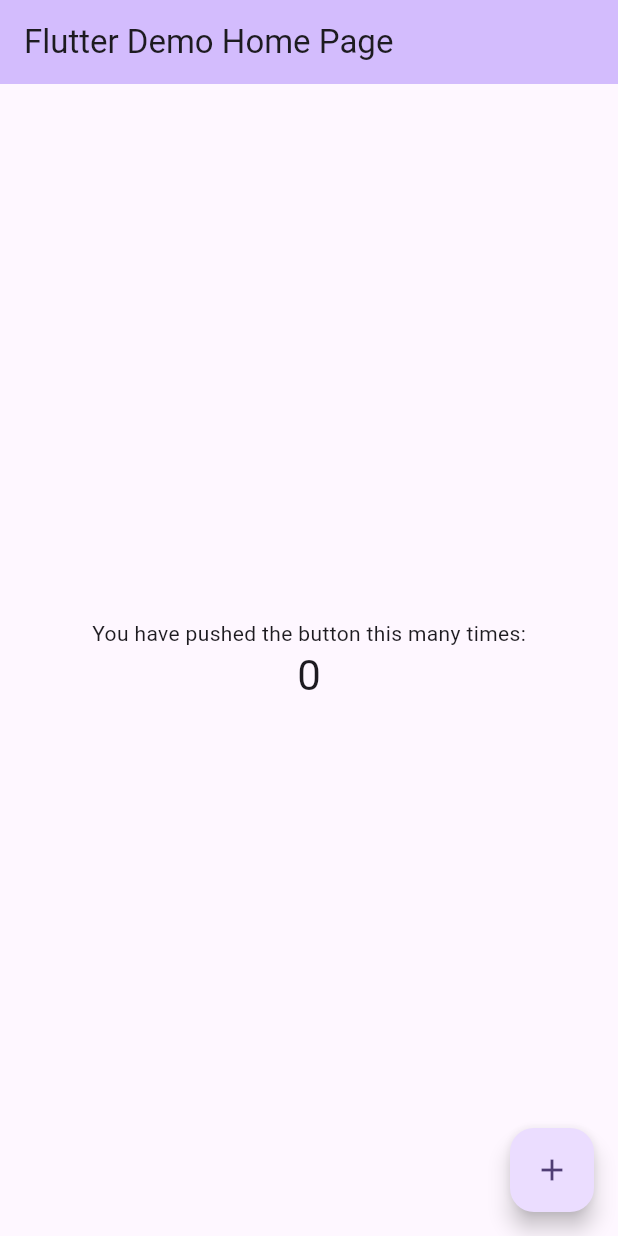
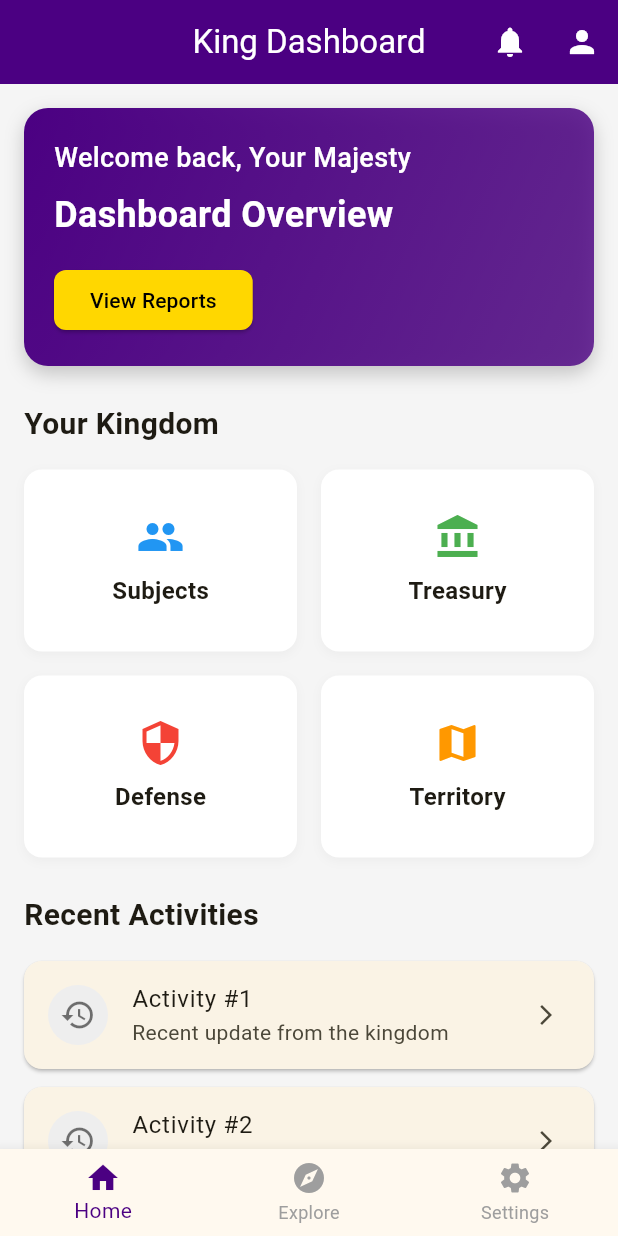
Before and after one commit to could-ai/019aa25d-a50a-74e4-b0de-bf9145ed2ac3, a Flutter app: the screen it shows after launch, on a phone screen of 412 x 824 dp. Run offline on Flutter 3.47's test engine with Material 3 defaults, Android fonts, the phone set to English and light mode, and no system bars.

Commit message:
Replaced the default counter app with the King App entry point. Configured a royal theme (Gold and Indigo), setup routing with a Splash Screen as the initial route and Home Screen as the main dashboard.; Created a SplashScreen with an animated logo and branding. It automatically navigates to the Home screen after 3 seconds.; Created the HomeScreen with a dashboard layout. Includes a welcome card, a grid menu for different app sections (Subjects, Treasury, etc.), and a list of recent activities. Uses the royal theme colors.

```diff
--- a/usr/lib/main.dart
+++ b/usr/lib/main.dart
@@ -1,120 +1,40 @@
 import 'package:flutter/material.dart';
+import 'package:couldai_user_app/screens/splash_screen.dart';
+import 'package:couldai_user_app/screens/home_screen.dart';
 
 void main() {
-  runApp(const MyApp());
+  runApp(const KingApp());
 }
 
-class MyApp extends StatelessWidget {
-  const MyApp({super.key});
+class KingApp extends StatelessWidget {
+  const KingApp({super.key});
 
-  // This widget is the root of your application.
   @override
   Widget build(BuildContext context) {
     return MaterialApp(
-      title: 'Flutter Demo',
+      title: 'King App',
       debugShowCheckedModeBanner: false,
       theme: ThemeData(
-        // This is the theme of your application.
-        //
-        // TRY THIS: Try running your application with "flutter run". You'll see
-        // the application has a purple toolbar. Then, without quitting the app,
-        // try changing the seedColor in the colorScheme below to Colors.green
-        // and then invoke "hot reload" (save your changes or press the "hot
-        // reload" button in a Flutter-supported IDE, or press "r" if you used
-        // the command line to start the app).
-        //
-        // Notice that the counter didn't reset back to zero; the application
-        // state is not lost during the reload. To reset the state, use hot
-        // restart instead.
-        //
-        // This works for code too, not just values: Most code changes can be
-        // tested with just a hot reload.
-        colorScheme: ColorScheme.fromSeed(seedColor: Colors.deepPurple),
+        useMaterial3: true,
+        colorScheme: ColorScheme.fromSeed(
+          seedColor: const Color(0xFFFFD700), // Gold
+          brightness: Brightness.light,
+          primary: const Color(0xFFFFD700),
+          secondary: const Color(0xFF4B0082), // Indigo/Royal Purple
+        ),
+        appBarTheme: const AppBarTheme(
+          centerTitle: true,
+          backgroundColor: Color(0xFF4B0082),
+          foregroundColor: Colors.white,
+          elevation: 0,
+        ),
+        scaffoldBackgroundColor: const Color(0xFFF5F5F5),
       ),
-      home: const MyHomePage(title: 'Flutter Demo Home Page'),
+      initialRoute: '/',
+      routes: {
+        '/': (context) => const SplashScreen(),
+        '/home': (context) => const HomeScreen(),
+      },
     );
   }
 }
-
-class MyHomePage extends StatefulWidget {
-  const MyHomePage({super.key, required this.title});
-
-  // This widget is the home page of your application. It is stateful, meaning
-  // that it has a State object (defined below) that contains fields that affect
-  // how it looks.
-
-  // This class is the configuration for the state. It holds the values (in this
-  // case the title) provided by the parent (in this case the App widget) and
-  // used by the build method of the State. Fields in a Widget subclass are
-  // always marked "final".
-
-  final String title;
-
-  @override
-  State<MyHomePage> createState() => _MyHomePageState();
-}
-
-class _MyHomePageState extends State<MyHomePage> {
-  int _counter = 0;
-
-  void _incrementCounter() {
-    setState(() {
-      // This call to setState tells the Flutter framework that something has
-      // changed in this State, which causes it to rerun the build method below
-      // so that the display can reflect the updated values. If we changed
-      // _counter without calling setState(), then the build method would not be
-      // called again, and so nothing would appear to happen.
-      _counter++;
-    });
-  }
-
-  @override
-  Widget build(BuildContext context) {
-    // This method is rerun every time setState is called, for instance as done
-    // by the _incrementCounter method above.
-    //
-    // The Flutter framework has been optimized to make rerunning build methods
-    // fast, so that you can just rebuild anything that needs updating rather
-    // than having to individually change instances of widgets.
-    return Scaffold(
-      appBar: AppBar(
-        // TRY THIS: Try changing the color here to a specific color (to
-        // Colors.amber, perhaps?) and trigger a hot reload to see the AppBar
-        // change color while the other colors stay the same.
-        backgroundColor: Theme.of(context).colorScheme.inversePrimary,
-        // Here we take the value from the MyHomePage object that was created by
-        // the App.build method, and use it to set our appbar title.
-        title: Text(widget.title),
-      ),
-      body: Center(
-        // Center is a layout widget. It takes a single child and positions it
-        // in the middle of the parent.
-        child: Column(
-          // Column is also a layout widget. It takes a list of children and
-          // arranges them vertically. By default, it sizes itself to fit its
-          // children horizontally, and tries to be as tall as its parent.
-          //
-          // Column has various properties to control how it sizes itself and
-          // how it positions its children. Here we use mainAxisAlignment to
-          // center the children vertically; the main axis here is the vertical
-          // axis because Columns are vertical (the cross axis would be
-          // horizontal).
-          //
-          // TRY THIS: Invoke "debug painting" (choose the "Toggle Debug Paint"
-          // action in the IDE, or press "p" in the console), to see the
-          // wireframe for each widget.
-          mainAxisAlignment: MainAxisAlignment.center,
-          children: <Widget>[
-            const Text('You have pushed the button this many times:'),
-            Text('$_counter', style: Theme.of(context).textTheme.headlineMedium),
-          ],
-        ),
-      ),
-      floatingActionButton: FloatingActionButton(
-        onPressed: _incrementCounter,
-        tooltip: 'Increment',
-        child: const Icon(Icons.add),
-      ), // This trailing comma makes auto-formatting nicer for build methods.
-    );
-  }
-}
--- /dev/null
+++ b/usr/lib/screens/home_screen.dart
@@ -0,0 +1,208 @@
+import 'package:flutter/material.dart';
+
+class HomeScreen extends StatelessWidget {
+  const HomeScreen({super.key});
+
+  @override
+  Widget build(BuildContext context) {
+    return Scaffold(
+      appBar: AppBar(
+        title: const Text('King Dashboard'),
+        actions: [
+          IconButton(
+            icon: const Icon(Icons.notifications),
+            onPressed: () {},
+          ),
+          IconButton(
+            icon: const Icon(Icons.person),
+            onPressed: () {},
+          ),
+        ],
+      ),
+      body: SingleChildScrollView(
+        padding: const EdgeInsets.all(16.0),
+        child: Column(
+          crossAxisAlignment: CrossAxisAlignment.start,
+          children: [
+            _buildWelcomeCard(context),
+            const SizedBox(height: 24),
+            const Text(
+              'Your Kingdom',
+              style: TextStyle(
+                fontSize: 20,
+                fontWeight: FontWeight.bold,
+              ),
+            ),
+            const SizedBox(height: 16),
+            _buildGridMenu(context),
+            const SizedBox(height: 24),
+            const Text(
+              'Recent Activities',
+              style: TextStyle(
+                fontSize: 20,
+                fontWeight: FontWeight.bold,
+              ),
+            ),
+            const SizedBox(height: 16),
+            _buildActivityList(),
+          ],
+        ),
+      ),
+      bottomNavigationBar: BottomNavigationBar(
+        selectedItemColor: Theme.of(context).colorScheme.secondary,
+        unselectedItemColor: Colors.grey,
+        currentIndex: 0,
+        items: const [
+          BottomNavigationBarItem(
+            icon: Icon(Icons.home),
+            label: 'Home',
+          ),
+          BottomNavigationBarItem(
+            icon: Icon(Icons.explore),
+            label: 'Explore',
+          ),
+          BottomNavigationBarItem(
+            icon: Icon(Icons.settings),
+            label: 'Settings',
+          ),
+        ],
+      ),
+    );
+  }
+
+  Widget _buildWelcomeCard(BuildContext context) {
+    return Container(
+      width: double.infinity,
+      padding: const EdgeInsets.all(20),
+      decoration: BoxDecoration(
+        gradient: LinearGradient(
+          colors: [
+            Theme.of(context).colorScheme.secondary,
+            Theme.of(context).colorScheme.secondary.withOpacity(0.8),
+          ],
+          begin: Alignment.topLeft,
+          end: Alignment.bottomRight,
+        ),
+        borderRadius: BorderRadius.circular(16),
+        boxShadow: [
+          BoxShadow(
+            color: Colors.black.withOpacity(0.2),
+            blurRadius: 10,
+            offset: const Offset(0, 5),
+          ),
+        ],
+      ),
+      child: Column(
+        crossAxisAlignment: CrossAxisAlignment.start,
+        children: [
+          const Text(
+            'Welcome back, Your Majesty',
+            style: TextStyle(
+              color: Colors.white,
+              fontSize: 18,
+              fontWeight: FontWeight.w500,
+            ),
+          ),
+          const SizedBox(height: 8),
+          const Text(
+            'Dashboard Overview',
+            style: TextStyle(
+              color: Colors.white,
+              fontSize: 24,
+              fontWeight: FontWeight.bold,
+            ),
+          ),
+          const SizedBox(height: 16),
+          ElevatedButton(
+            onPressed: () {},
+            style: ElevatedButton.styleFrom(
+              backgroundColor: const Color(0xFFFFD700), // Gold
+              foregroundColor: Colors.black,
+              shape: RoundedRectangleBorder(
+                borderRadius: BorderRadius.circular(8),
+              ),
+            ),
+            child: const Text('View Reports'),
+          ),
+        ],
+      ),
+    );
+  }
+
+  Widget _buildGridMenu(BuildContext context) {
+    final List<Map<String, dynamic>> menuItems = [
+      {'icon': Icons.people, 'label': 'Subjects', 'color': Colors.blue},
+      {'icon': Icons.account_balance, 'label': 'Treasury', 'color': Colors.green},
+      {'icon': Icons.security, 'label': 'Defense', 'color': Colors.red},
+      {'icon': Icons.map, 'label': 'Territory', 'color': Colors.orange},
+    ];
+
+    return GridView.builder(
+      shrinkWrap: true,
+      physics: const NeverScrollableScrollPhysics(),
+      gridDelegate: const SliverGridDelegateWithFixedCrossAxisCount(
+        crossAxisCount: 2,
+        crossAxisSpacing: 16,
+        mainAxisSpacing: 16,
+        childAspectRatio: 1.5,
+      ),
+      itemCount: menuItems.length,
+      itemBuilder: (context, index) {
+        return Container(
+          decoration: BoxDecoration(
+            color: Colors.white,
+            borderRadius: BorderRadius.circular(12),
+            boxShadow: [
+              BoxShadow(
+                color: Colors.grey.withOpacity(0.1),
+                blurRadius: 5,
+                offset: const Offset(0, 2),
+              ),
+            ],
+          ),
+          child: Column(
+            mainAxisAlignment: MainAxisAlignment.center,
+            children: [
+              Icon(
+                menuItems[index]['icon'],
+                size: 32,
+                color: menuItems[index]['color'],
+              ),
+              const SizedBox(height: 8),
+              Text(
+                menuItems[index]['label'],
+                style: const TextStyle(
+                  fontWeight: FontWeight.bold,
+                  fontSize: 16,
+                ),
+              ),
+            ],
+          ),
+        );
+      },
+    );
+  }
+
+  Widget _buildActivityList() {
+    return ListView.builder(
+      shrinkWrap: true,
+      physics: const NeverScrollableScrollPhysics(),
+      itemCount: 3,
+      itemBuilder: (context, index) {
+        return Card(
+          margin: const EdgeInsets.only(bottom: 12),
+          shape: RoundedRectangleBorder(borderRadius: BorderRadius.circular(12)),
+          child: ListTile(
+            leading: CircleAvatar(
+              backgroundColor: Colors.grey[200],
+              child: const Icon(Icons.history, color: Colors.black54),
+            ),
+            title: Text('Activity #${index + 1}'),
+            subtitle: const Text('Recent update from the kingdom'),
+            trailing: const Icon(Icons.arrow_forward_ios, size: 16),
+          ),
+        );
+      },
+    );
+  }
+}
--- /dev/null
+++ b/usr/lib/screens/splash_screen.dart
@@ -0,0 +1,85 @@
+import 'package:flutter/material.dart';
+import 'dart:async';
+
+class SplashScreen extends StatefulWidget {
+  const SplashScreen({super.key});
+
+  @override
+  State<SplashScreen> createState() => _SplashScreenState();
+}
+
+class _SplashScreenState extends State<SplashScreen> with SingleTickerProviderStateMixin {
+  late AnimationController _controller;
+  late Animation<double> _animation;
+
+  @override
+  void initState() {
+    super.initState();
+    _controller = AnimationController(
+      duration: const Duration(seconds: 2),
+      vsync: this,
+    )..forward();
+
+    _animation = CurvedAnimation(
+      parent: _controller,
+      curve: Curves.easeOutBack,
+    );
+
+    Timer(const Duration(seconds: 3), () {
+      Navigator.of(context).pushReplacementNamed('/home');
+    });
+  }
+
+  @override
+  void dispose() {
+    _controller.dispose();
+    super.dispose();
+  }
+
+  @override
+  Widget build(BuildContext context) {
+    return Scaffold(
+      backgroundColor: Theme.of(context).colorScheme.secondary,
+      body: Center(
+        child: Column(
+          mainAxisAlignment: MainAxisAlignment.center,
+          children: [
+            ScaleTransition(
+              scale: _animation,
+              child: const Icon(
+                Icons.emoji_events, // Crown-like or Trophy icon
+                size: 100,
+                color: Color(0xFFFFD700), // Gold
+              ),
+            ),
+            const SizedBox(height: 20),
+            FadeTransition(
+              opacity: _animation,
+              child: const Text(
+                'KING APP',
+                style: TextStyle(
+                  fontSize: 32,
+                  fontWeight: FontWeight.bold,
+                  color: Colors.white,
+                  letterSpacing: 2.0,
+                ),
+              ),
+            ),
+            const SizedBox(height: 10),
+            FadeTransition(
+              opacity: _animation,
+              child: const Text(
+                'Rule Your World',
+                style: TextStyle(
+                  fontSize: 16,
+                  color: Colors.white70,
+                  fontStyle: FontStyle.italic,
+                ),
+              ),
+            ),
+          ],
+        ),
+      ),
+    );
+  }
+}
```
